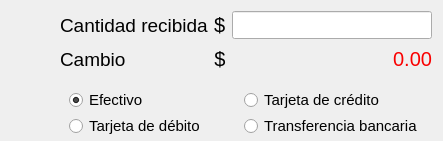
Before: the Qt Designer form designer/Ui_WidgetPago.ui in ivanperez-7/printpos, drawn with Qt 5.
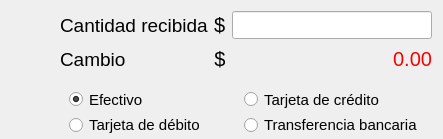
After: the same form once the commit is applied. Custom widgets are drawn as their Qt base class.

Patch:
```diff
--- a/designer/Ui_WidgetPago.ui
+++ b/designer/Ui_WidgetPago.ui
@@ -10,6 +10,18 @@
     <height>139</height>
    </rect>
   </property>
+  <property name="minimumSize">
+   <size>
+    <width>0</width>
+    <height>139</height>
+   </size>
+  </property>
+  <property name="maximumSize">
+   <size>
+    <width>16777215</width>
+    <height>139</height>
+   </size>
+  </property>
   <layout class="QGridLayout" name="gridLayout">
    <property name="leftMargin">
     <number>60</number>
```
